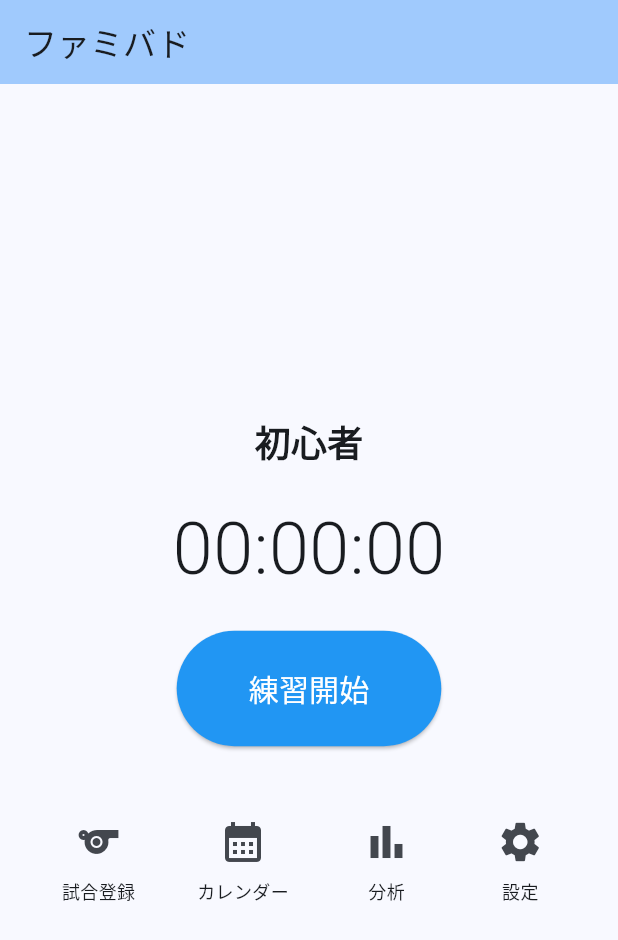
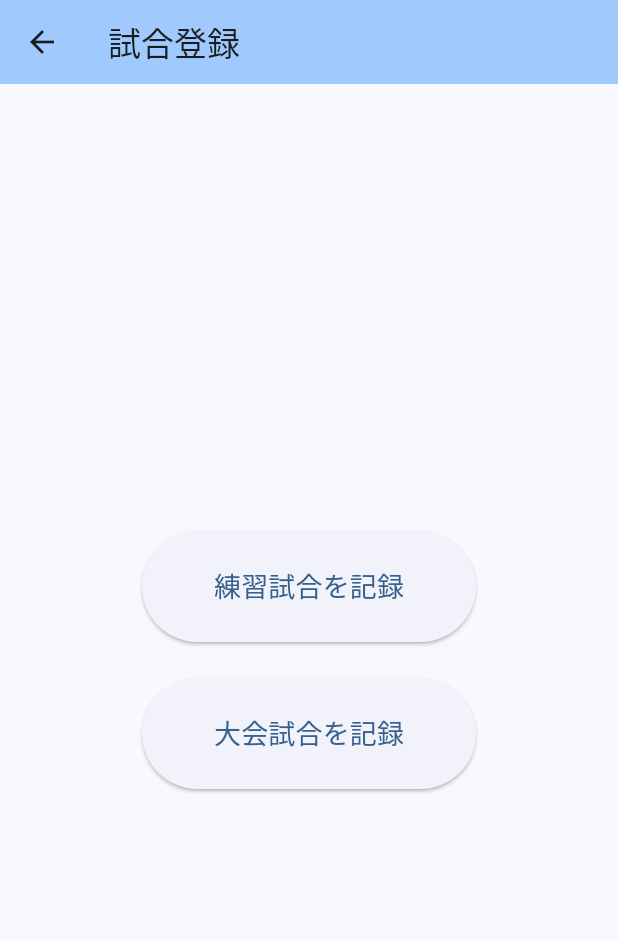
Before and after one commit to yuri-kuramoto/badminton-score-app, a Flutter app: the screen it shows after launch, after a tap on the "sports" icon, on a phone screen of 412 x 824 dp. Shown: the top 940 px of the screen. Run offline on Flutter 3.47's test engine with Material 3 defaults, Android fonts, the phone set to English and light mode, and no system bars; our stand-ins replace sqflite; accounts and stored records are empty.

Commit message:
Add match register screen

```diff
--- a/lib/main.dart
+++ b/lib/main.dart
@@ -1,5 +1,6 @@
 import 'package:flutter/material.dart';
 import 'database/db_helper.dart';
+import 'screens/match_register_screen.dart';
 
 void main() async {
   WidgetsFlutterBinding.ensureInitialized();
@@ -125,10 +126,17 @@ class _HomeScreenState extends State<HomeScreen> {
             Row(
               mainAxisAlignment: MainAxisAlignment.spaceEvenly,
               children: [
-                _navButton(Icons.sports, '試合登録'),
-                _navButton(Icons.calendar_month, 'カレンダー'),
-                _navButton(Icons.bar_chart, '分析'),
-                _navButton(Icons.settings, '設定'),
+               _navButton(Icons.sports, '試合登録', onTap: () {
+                 Navigator.push(
+                   context,
+                   MaterialPageRoute(
+                     builder: (context) => const MatchRegisterScreen(),
+                   ),
+                 );
+               }),
+                _navButton(Icons.calendar_month, 'カレンダー', onTap: () {}),
+                _navButton(Icons.bar_chart, '分析', onTap: () {}),
+                _navButton(Icons.settings, '設定', onTap: () {}),
               ],
             ),
           ],
@@ -137,11 +145,11 @@ class _HomeScreenState extends State<HomeScreen> {
     );
   }
 
-  Widget _navButton(IconData icon, String label) {
+Widget _navButton(IconData icon, String label, {required VoidCallback onTap}) {
     return Column(
       children: [
         IconButton(
-          onPressed: () {},
+          onPressed: onTap,
           icon: Icon(icon, size: 32),
         ),
         Text(label, style: const TextStyle(fontSize: 12)),
--- /dev/null
+++ b/lib/screens/match_register_screen.dart
@@ -0,0 +1,52 @@
+import 'package:flutter/material.dart';
+import 'match_record_screen.dart';
+
+class MatchRegisterScreen extends StatelessWidget {
+  const MatchRegisterScreen({super.key});
+
+  @override
+  Widget build(BuildContext context) {
+    return Scaffold(
+      appBar: AppBar(
+        title: const Text('試合登録'),
+        backgroundColor: Theme.of(context).colorScheme.inversePrimary,
+      ),
+      body: Center(
+        child: Column(
+          mainAxisAlignment: MainAxisAlignment.center,
+          children: [
+            ElevatedButton(
+              onPressed: () {
+                Navigator.push(
+                  context,
+                  MaterialPageRoute(
+                    builder: (context) => const MatchRecordScreen(matchType: 'practice'),
+                  ),
+                );
+              },
+              style: ElevatedButton.styleFrom(
+                padding: const EdgeInsets.symmetric(horizontal: 48, vertical: 24),
+              ),
+              child: const Text('練習試合を記録', style: TextStyle(fontSize: 18)),
+            ),
+            const SizedBox(height: 24),
+            ElevatedButton(
+              onPressed: () {
+                Navigator.push(
+                  context,
+                  MaterialPageRoute(
+                    builder: (context) => const MatchRecordScreen(matchType: 'tournament'),
+                  ),
+                );
+              },
+              style: ElevatedButton.styleFrom(
+                padding: const EdgeInsets.symmetric(horizontal: 48, vertical: 24),
+              ),
+              child: const Text('大会試合を記録', style: TextStyle(fontSize: 18)),
+            ),
+          ],
+        ),
+      ),
+    );
+  }
+}
```
Also changed, not shown: lib/database/db_helper.dart (+11 -0 lines), lib/screens/match_record_screen.dart (added, +198 -0 lines).
